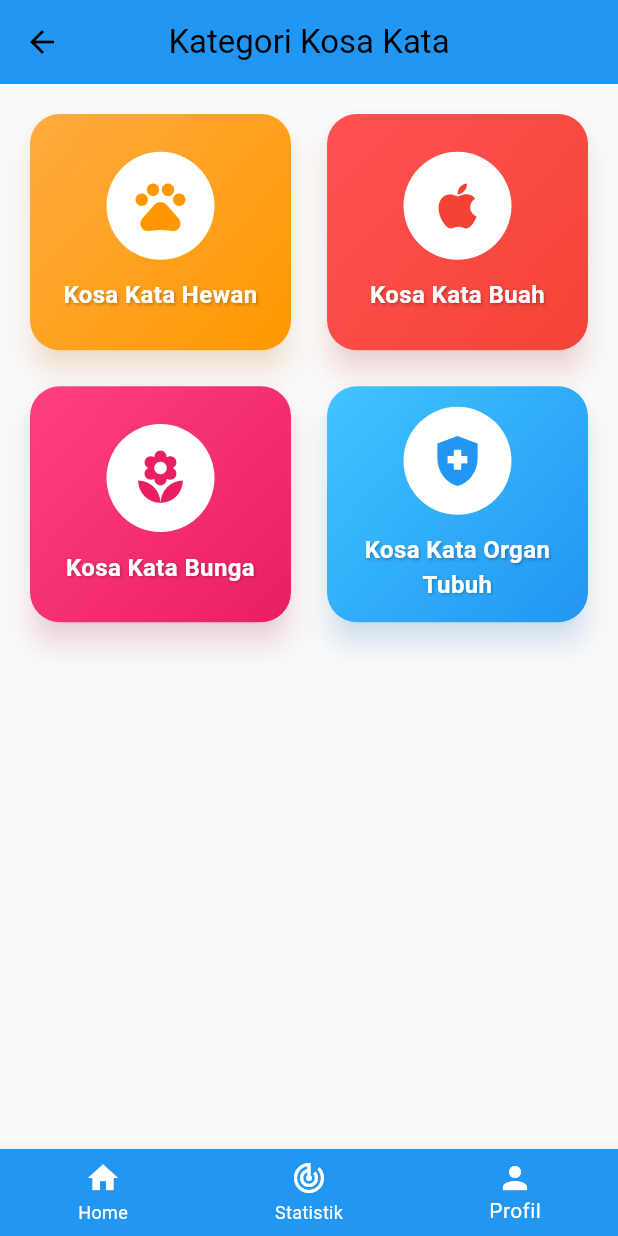
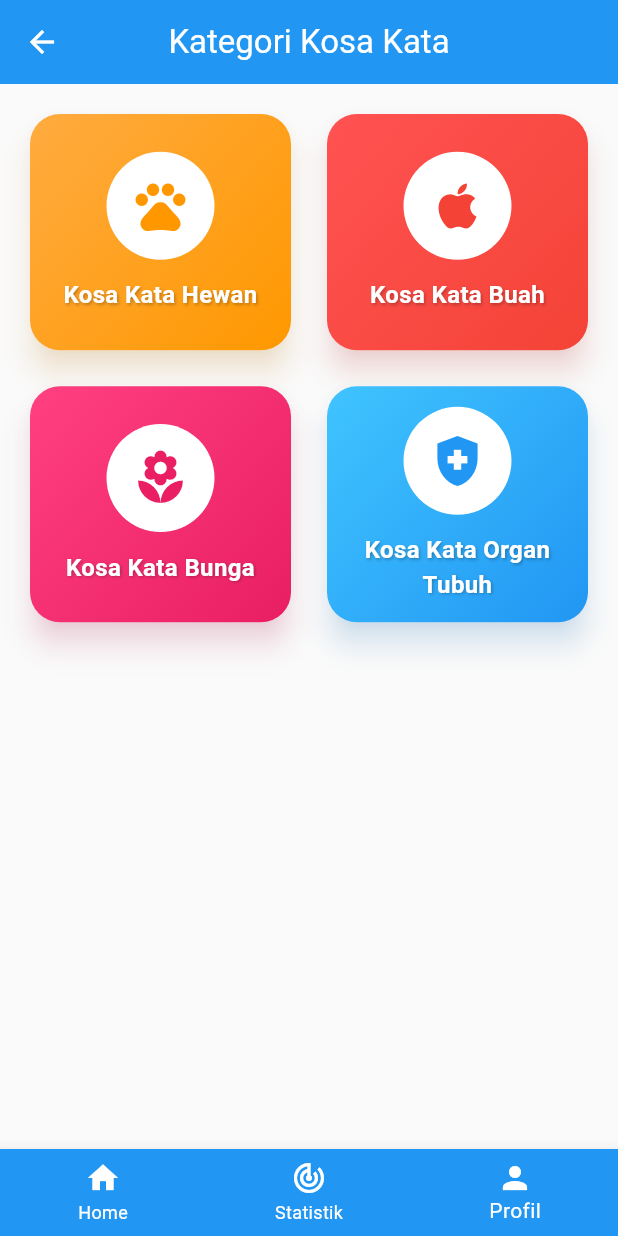
Before and after one commit to newgede/sidebar_navigation, a Flutter app: the HalamanKategori screen opened directly, on a phone screen of 412 x 824 dp. Run offline on Flutter 3.47's test engine with Material 3 defaults, Android fonts, the light colour scheme and no system bars.

Commit message:
memperbaiki warna

```diff
--- a/lib/halaman_kategori.dart
+++ b/lib/halaman_kategori.dart
@@ -44,7 +44,7 @@ class HalamanKategori extends StatelessWidget {
           ),
         ),
         backgroundColor: Colors.blue,
-        foregroundColor: Colors.black,
+        foregroundColor: Colors.white,
         elevation: 0,
         centerTitle: true,
       ),
--- a/lib/halaman_kosa_kata.dart
+++ b/lib/halaman_kosa_kata.dart
@@ -362,7 +362,7 @@ class _HalamanKosaKataState extends State<HalamanKosaKata> {
         appBar: AppBar(
           title: Text('${widget.kategori}'),
           backgroundColor: Colors.blue,
-          foregroundColor: Colors.black,
+          foregroundColor: Colors.white,
         ),
         body: Center(
           child: Column(
@@ -387,7 +387,7 @@ class _HalamanKosaKataState extends State<HalamanKosaKata> {
         ),
         backgroundColor: Colors.blue,
         centerTitle: true,
-        foregroundColor: Colors.black,
+        foregroundColor: Colors.white,
         actions: [
           Container(
             padding: EdgeInsets.symmetric(horizontal: 8, vertical: 4),
```
